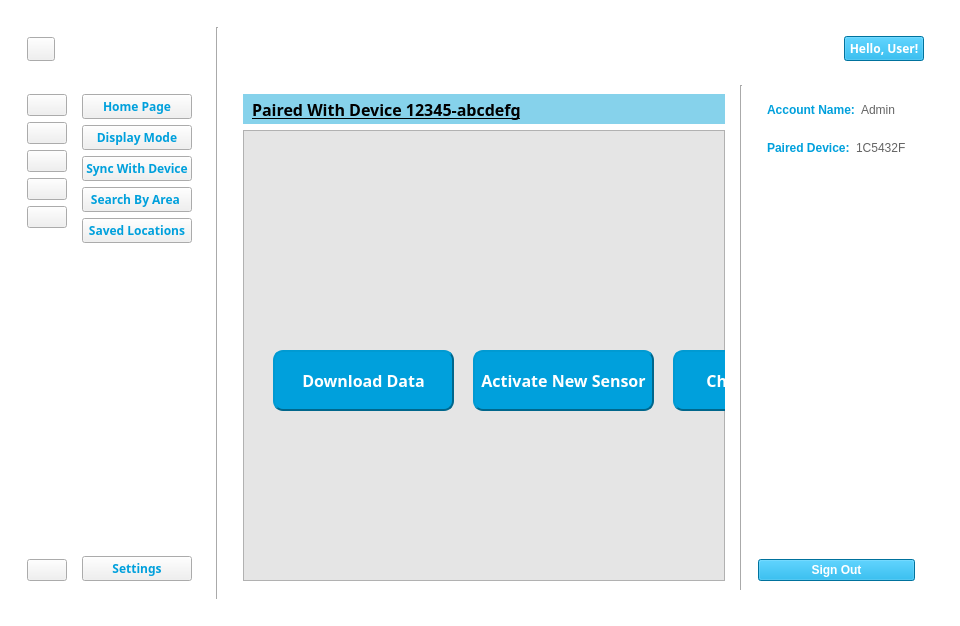
First picture: the form in User Interface/WeatherApp.ui, repository sarscheps/Project---UI-Communications, before the edit.
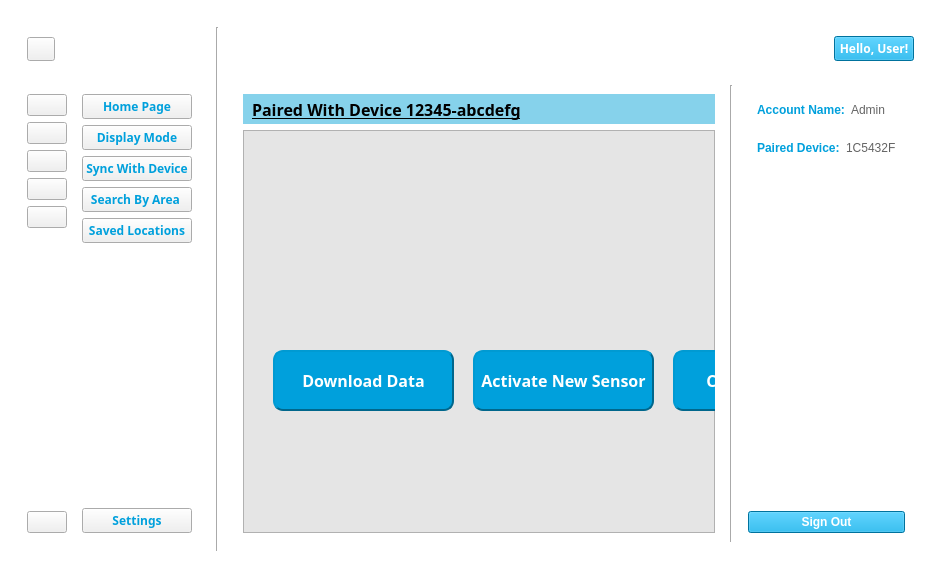
Second picture: the form after the edit. Icons and pictures are not drawn. Custom widgets are drawn as their Qt base class.

What changed in the file:
```diff
--- a/User Interface/WeatherApp.ui
+++ b/User Interface/WeatherApp.ui
@@ -6,8 +6,8 @@
    <rect>
     <x>0</x>
     <y>0</y>
-    <width>960</width>
-    <height>626</height>
+    <width>950</width>
+    <height>578</height>
    </rect>
   </property>
   <property name="sizePolicy">
@@ -1491,9 +1491,15 @@
                     <cursorShape>PointingHandCursor</cursorShape>
                    </property>
                    <property name="styleSheet">
-                    <string notr="true">color: rgb(0, 160, 220);
-background-color:rgb(240, 240, 240);
-border-color: rgb(200, 200, 200);</string>
+                    <string notr="true">QPushButton{
+	color: rgb(0, 160, 220);
+	background-color:rgb(240, 240, 240);
+	border-color: rgb(200, 200, 200);
+}
+
+QPushButton:checked{
+	background-color:rgb(154, 205, 220)
+}</string>
                    </property>
                    <property name="text">
                     <string/>
@@ -1705,9 +1711,15 @@
                     <cursorShape>PointingHandCursor</cursorShape>
                    </property>
                    <property name="styleSheet">
-                    <string notr="true">color: rgb(0, 160, 220);
-background-color:rgb(240, 240, 240);
-border-color: rgb(200, 200, 200);</string>
+                    <string notr="true">QPushButton{
+	color: rgb(0, 160, 220);
+	background-color:rgb(240, 240, 240);
+	border-color: rgb(200, 200, 200);
+}
+
+QPushButton:checked{
+	background-color:rgb(154, 205, 220)
+}</string>
                    </property>
                    <property name="text">
                     <string>Settings</string>
```
Left out of the diff: 205 changed lines with no effect on the pictures.
